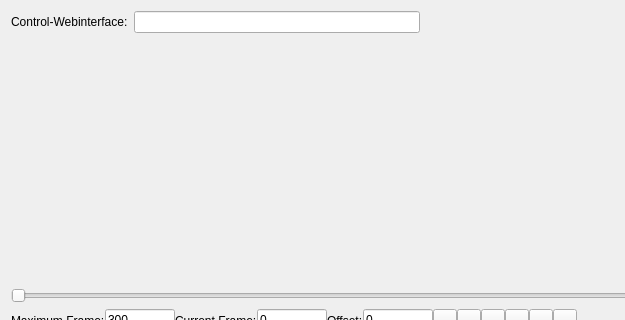
pfedick/openstopmotion, file gui/motioncontrol.ui: the form before one commit; both pictures show x 0 to 625 and y 0 to 320 of the 1061 by 592 pixel window.
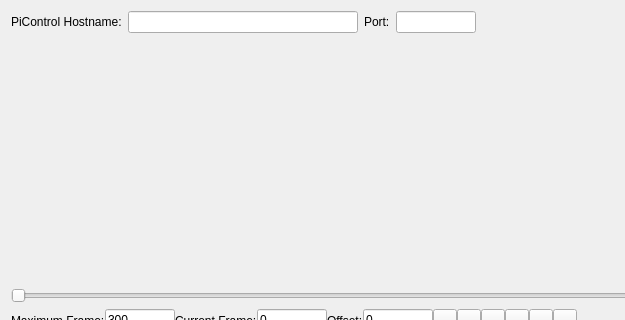
The form after the commit. Icons and pictures are not drawn.

Commit message: Speak with picontrol via TCP

```diff
--- a/gui/motioncontrol.ui
+++ b/gui/motioncontrol.ui
@@ -19,12 +19,29 @@
      <item>
       <widget class="QLabel" name="label">
        <property name="text">
-        <string>Control-Webinterface:</string>
+        <string>PiControl Hostname:</string>
        </property>
       </widget>
      </item>
      <item>
-      <widget class="QLineEdit" name="lineEditControlWebinterface"/>
+      <widget class="QLineEdit" name="picontrolHostnameLineEdit"/>
+     </item>
+     <item>
+      <widget class="QLabel" name="label_11">
+       <property name="text">
+        <string>Port:</string>
+       </property>
+      </widget>
+     </item>
+     <item>
+      <widget class="QLineEdit" name="picontrolPortLineEdit">
+       <property name="maximumSize">
+        <size>
+         <width>80</width>
+         <height>16777215</height>
+        </size>
+       </property>
+      </widget>
      </item>
      <item>
       <spacer name="horizontalSpacer">
```
The commit also changes 10 other files.
